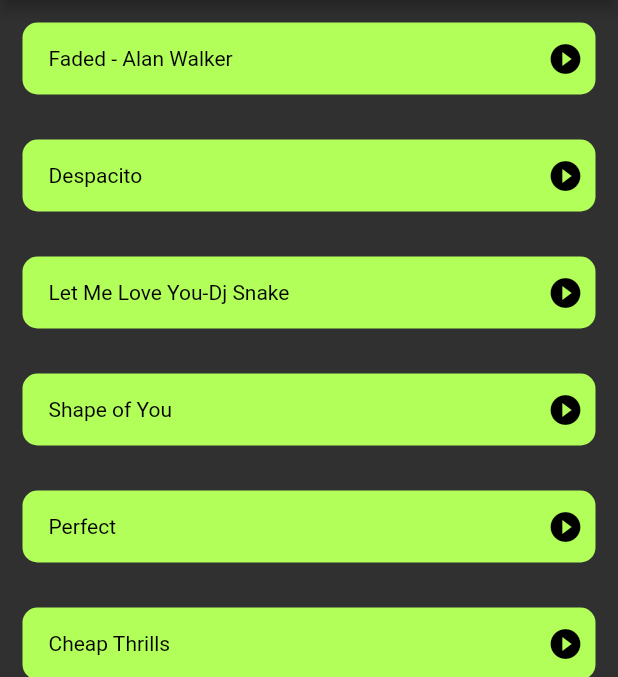
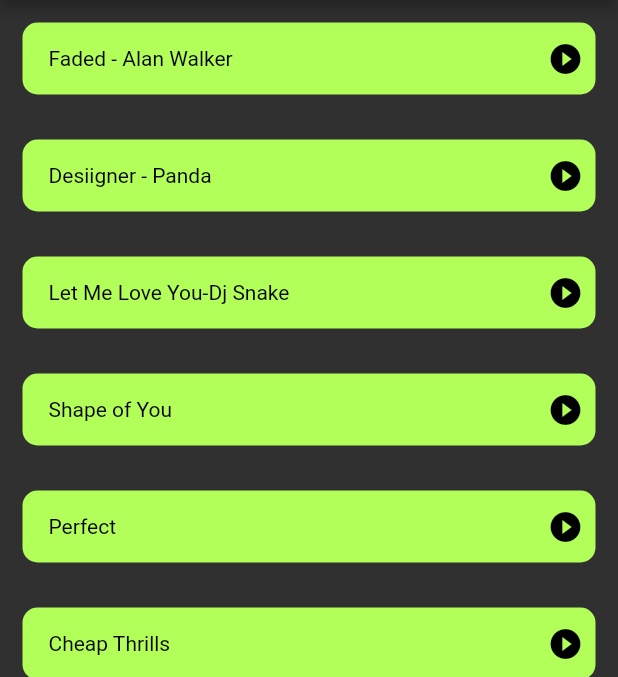
Before and after one commit to sidd2306/Musicx, a Flutter app: the screen it shows after launch, on a phone screen of 412 x 824 dp, the part 84-761 px from its top. Run offline on Flutter 3.47's test engine with Material 2 defaults, Android fonts, the phone set to English and light mode, and no system bars; our stand-ins replace assets_audio_player.

Commit message:
Basic UI commit

```diff
--- a/lib/main.dart
+++ b/lib/main.dart
@@ -90,26 +90,6 @@
                         }),
                   ],
                 )),
-              ReusableCard(
-                  cardW: IconButton(
-                      icon: Icon(Icons.play_circle_filled),
-                      color: Colors.black,
-                      onPressed: () async {})),
-              ReusableCard(
-                  cardW: IconButton(
-                      icon: Icon(Icons.play_circle_filled),
-                      color: Colors.black,
-                      onPressed: () async {})),
-              ReusableCard(
-                  cardW: IconButton(
-                      icon: Icon(Icons.play_circle_filled),
-                      color: Colors.black,
-                      onPressed: () async {})),
-              ReusableCard(
-                  cardW: IconButton(
-                      icon: Icon(Icons.play_circle_filled),
-                      color: Colors.black,
-                      onPressed: () async {})),
             ],
           ),
         ],
--- a/lib/songinfo.dart
+++ b/lib/songinfo.dart
@@ -1,6 +1,6 @@
 const List<String> titles =[
   '     Faded - Alan Walker',
-  '     Despacito',
+  '     Desiigner - Panda',
   '     Let Me Love You-Dj Snake',
   '     Shape of You',
   '     Perfect',
@@ -9,28 +9,26 @@
   '     Believer',
   '     Thunder',
   '     Old Town Road',
-  '     Starboy',
   '     Godzilla',
 ];
 
 const List<String> url =[
-  'https://musicx-songs.s3.ap-south-1.amazonaws.com/alan_walker___fade.mp3',
-  'https://musicx-songs.s3.ap-south-1.amazonaws.com/Despacito+(Mashup+2017).mp3',
-  'https://musicx-songs.s3.ap-south-1.amazonaws.com/dj-snake-let-me-love-you-ft-justin-bieber-main-omar-remix.mp3',
-  'https://musicx-songs.s3.ap-south-1.amazonaws.com/Shape+of+You+(Remix+Drop+Version).mp3',
+  'https://musicx-songs.s3.ap-south-1.amazonaws.com/songurl/alan_walker___fade.mp3',
+  'https://musicx-songs.s3.ap-south-1.amazonaws.com/songurl/Desiigner+-+Panda+(Official+Audio).mp3',
+  'https://musicx-songs.s3.ap-south-1.amazonaws.com/songurl/dj-snake-let-me-love-you-ft-justin-bieber-main-omar-remix.mp3',
+  'https://musicx-songs.s3.ap-south-1.amazonaws.com/songurl/Ed+Sheeran+-+Shape+of+You+%5BOfficial+Video%5D.mp3',
   'https://musicx-songs.s3.ap-south-1.amazonaws.com/songurl/Ed+Sheeran+-+Perfect+(Official+Music+Video).mp3',
-  'https://musicx-songs.s3.ap-south-1.amazonaws.com/Sia+Cheap+Thrills+(feat.+Sean+Paul)+320Kbps(Gomirchi.in).mp3',
-  'https://musicx-songs.s3.ap-south-1.amazonaws.com/the-chainsmokers--closer-feat-halsey.mp3'
+  'https://musicx-songs.s3.ap-south-1.amazonaws.com/songurl/Sia+Cheap+Thrills+(feat.+Sean+Paul)+320Kbps(Gomirchi.in).mp3',
+  'https://musicx-songs.s3.ap-south-1.amazonaws.com/songurl/the-chainsmokers--closer-feat-halsey.mp3'
   'https://musicx-songs.s3.ap-south-1.amazonaws.com/songurl/Imagine+Dragons+-+Believer.mp3',
   'https://musicx-songs.s3.ap-south-1.amazonaws.com/songurl/Imagine+Dragons+-+Thunder.mp3',
   'https://musicx-songs.s3.ap-south-1.amazonaws.com/songurl/Lil+Nas+X+-+Old+Town+Road+(Official+Video)+ft.+Billy+Ray+Cyrus.mp3',
-  'https://musicx-songs.s3.ap-south-1.amazonaws.com/songurl/The+Weeknd+-+Starboy+ft.+Daft+Punk+(Official+Video).mp3',
   'https://musicx-songs.s3.ap-south-1.amazonaws.com/songurl/Eminem+-+Godzilla+ft.+Juice+WRLD+(Dir.+by+%40_ColeBennett_).mp3'
 ];
 
 const List<String> icon =[
   'https://musicx-songs.s3.ap-south-1.amazonaws.com/songicon/alan+walker+faded.jpg',
-  'https://musicx-songs.s3.ap-south-1.amazonaws.com/songicon/despacito.jpg',
+  'https://musicx-songs.s3.ap-south-1.amazonaws.com/songicon/panda.jpg',
   'https://musicx-songs.s3.ap-south-1.amazonaws.com/songicon/let+me+love+you.jpg',
   'https://musicx-songs.s3.ap-south-1.amazonaws.com/songicon/shape+of+you.jpg',
   'https://musicx-songs.s3.ap-south-1.amazonaws.com/songicon/shape+of+you.jpg',
@@ -39,8 +37,5 @@
   'https://musicx-songs.s3.ap-south-1.amazonaws.com/songicon/believer.jpg',
   'https://musicx-songs.s3.ap-south-1.amazonaws.com/songicon/thunder.jpg',
   'https://musicx-songs.s3.ap-south-1.amazonaws.com/songicon/old+town+road.jpg',
-  'https://musicx-songs.s3.ap-south-1.amazonaws.com/songicon/starboy.jpg',
   'https://musicx-songs.s3.ap-south-1.amazonaws.com/songicon/godzilla.jpg',
-
-
 ];
```
Also changed, not shown: lib/song_page.dart (+14 -6 lines).
